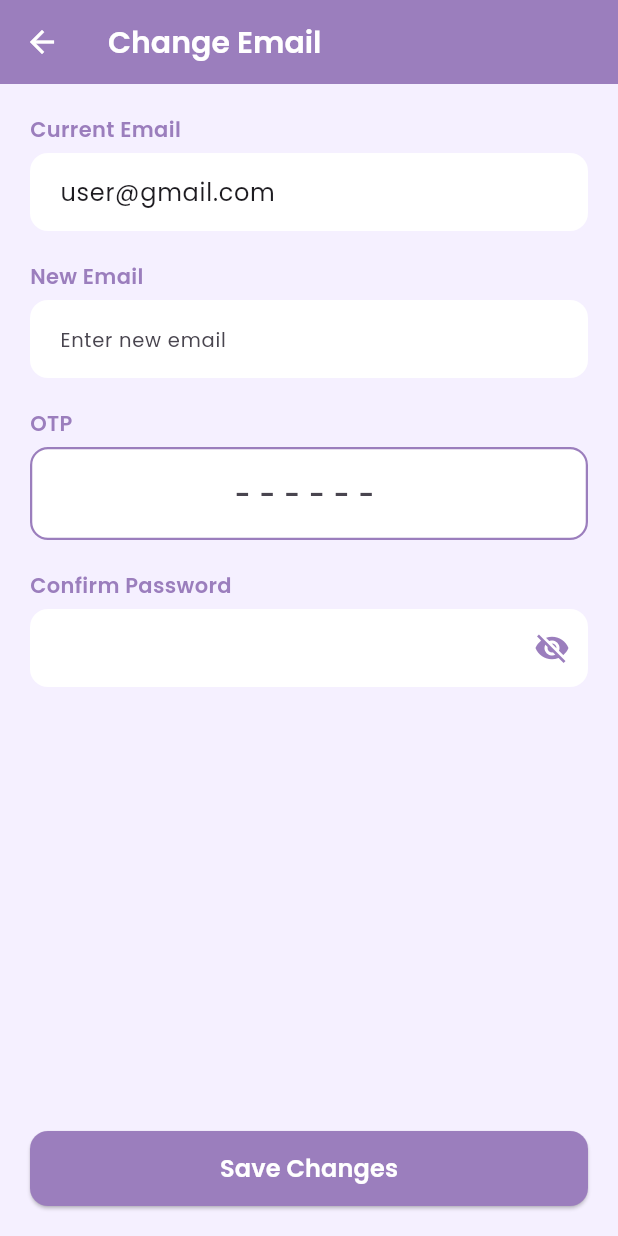
After one commit to IrghimKurniawan/Snap_Journal, a Flutter app: the ChangeEmail screen opened directly, on a phone screen of 412 x 824 dp. The commit adds this screen. Run offline on Flutter 3.47's test engine with Material 3 defaults, Android fonts, the phone set to English and light mode, and no system bars; our stand-ins replace google_fonts, toggle_switch.

Commit message:
change email pw

```diff
--- /dev/null
+++ b/lib/additional pages/change_email.dart
@@ -0,0 +1,198 @@
+import 'package:flutter/material.dart';
+import 'package:google_fonts/google_fonts.dart';
+
+class ChangeEmail extends StatefulWidget {
+  const ChangeEmail({super.key});
+
+  @override
+  State<ChangeEmail> createState() => _ChangeEmailState();
+}
+
+class _ChangeEmailState extends State<ChangeEmail> {
+  final TextEditingController currentEmailController = TextEditingController(
+    text: "user@gmail.com",
+  );
+
+  final TextEditingController newEmailController = TextEditingController();
+  final TextEditingController otpController = TextEditingController();
+  final TextEditingController passwordController = TextEditingController();
+
+  bool obscurePassword = true;
+
+  final Color primaryColor = const Color(0xFF9B7EBD);
+  final Color backgroundColor = const Color(0xFFF5F0FF);
+
+  @override
+  Widget build(BuildContext context) {
+    return Scaffold(
+      backgroundColor: backgroundColor,
+      appBar: AppBar(
+        backgroundColor: primaryColor,
+        elevation: 0,
+        iconTheme: const IconThemeData(color: Colors.white),
+        title: Text(
+          'Change Email',
+          style: GoogleFonts.poppins(
+            fontSize: 20,
+            fontWeight: FontWeight.w600,
+            color: Colors.white,
+          ),
+        ),
+      ),
+      body: Padding(
+        padding: const EdgeInsets.all(20),
+        child: Column(
+          crossAxisAlignment: CrossAxisAlignment.start,
+          children: [
+            /// CURRENT EMAIL
+            _buildLabel("Current Email"),
+            const SizedBox(height: 6),
+            TextField(
+              controller: currentEmailController,
+              readOnly: true,
+              style: GoogleFonts.poppins(),
+              decoration: InputDecoration(
+                filled: true,
+                fillColor: Colors.white,
+                contentPadding: const EdgeInsets.symmetric(
+                  horizontal: 16,
+                  vertical: 14,
+                ),
+                border: OutlineInputBorder(
+                  borderRadius: BorderRadius.circular(12),
+                  borderSide: BorderSide.none,
+                ),
+              ),
+            ),
+
+            const SizedBox(height: 20),
+
+            /// NEW EMAIL
+            _buildLabel("New Email"),
+            const SizedBox(height: 6),
+            TextField(
+              controller: newEmailController,
+              keyboardType: TextInputType.emailAddress,
+              style: GoogleFonts.poppins(),
+              decoration: InputDecoration(
+                filled: true,
+                fillColor: Colors.white,
+                hintText: "Enter new email",
+                hintStyle: GoogleFonts.poppins(fontSize: 13),
+                contentPadding: const EdgeInsets.symmetric(
+                  horizontal: 16,
+                  vertical: 14,
+                ),
+                border: OutlineInputBorder(
+                  borderRadius: BorderRadius.circular(12),
+                  borderSide: BorderSide.none,
+                ),
+              ),
+            ),
+
+            const SizedBox(height: 20),
+            _buildLabel("OTP"),
+            const SizedBox(height: 6),
+            TextField(
+              controller: otpController,
+              keyboardType: TextInputType.number,
+              maxLength: 6,
+              textAlign: TextAlign.center,
+              style: GoogleFonts.poppins(
+                fontSize: 20,
+                fontWeight: FontWeight.w600,
+                letterSpacing: 6, // biar renggang kayak OTP
+              ),
+              decoration: InputDecoration(
+                counterText: "", // hilangin 0/6
+                filled: true,
+                fillColor: Colors.white,
+                hintText: "------",
+                hintStyle: GoogleFonts.poppins(fontSize: 18, letterSpacing: 6),
+                contentPadding: const EdgeInsets.symmetric(vertical: 16),
+                enabledBorder: OutlineInputBorder(
+                  borderRadius: BorderRadius.circular(12),
+                  borderSide: BorderSide(color: Color(0xFF9B7EBD), width: 1.5),
+                ),
+                focusedBorder: OutlineInputBorder(
+                  borderRadius: BorderRadius.circular(12),
+                  borderSide: BorderSide(color: Color(0xFF9B7EBD), width: 2.5),
+                ),
+              ),
+            ),
+            const SizedBox(height: 20),
+
+            /// PASSWORD CONFIRMATION
+            _buildLabel("Confirm Password"),
+            const SizedBox(height: 6),
+            TextField(
+              controller: passwordController,
+              obscureText: obscurePassword,
+              style: GoogleFonts.poppins(),
+              decoration: InputDecoration(
+                filled: true,
+                fillColor: Colors.white,
+                contentPadding: const EdgeInsets.symmetric(
+                  horizontal: 16,
+                  vertical: 14,
+                ),
+                border: OutlineInputBorder(
+                  borderRadius: BorderRadius.circular(12),
+                  borderSide: BorderSide.none,
+                ),
+                suffixIcon: IconButton(
+                  icon: Icon(
+                    obscurePassword ? Icons.visibility_off : Icons.visibility,
+                    color: primaryColor,
+                  ),
+                  onPressed: () {
+                    setState(() {
+                      obscurePassword = !obscurePassword;
+                    });
+                  },
+                ),
+              ),
+            ),
+
+            const Spacer(),
+
+            /// SAVE BUTTON
+            SizedBox(
+              width: double.infinity,
+              height: 50,
+              child: ElevatedButton(
+                style: ElevatedButton.styleFrom(
+                  backgroundColor: primaryColor,
+                  shape: RoundedRectangleBorder(
+                    borderRadius: BorderRadius.circular(12),
+                  ),
+                ),
+                onPressed: () {
+                  print("Save Email Clicked");
+                },
+                child: Text(
+                  "Save Changes",
+                  style: GoogleFonts.poppins(
+                    fontWeight: FontWeight.w600,
+                    color: Colors.white,
+                    fontSize: 16,
+                  ),
+                ),
+              ),
+            ),
+          ],
+        ),
+      ),
+    );
+  }
+
+  Widget _buildLabel(String text) {
+    return Text(
+      text,
+      style: GoogleFonts.poppins(
+        fontWeight: FontWeight.w600,
+        color: primaryColor,
+      ),
+    );
+  }
+}
--- a/lib/pages/profile.dart
+++ b/lib/pages/profile.dart
@@ -7,6 +7,7 @@ import 'package:snap_journal/pages/journal.dart';
 import 'package:snap_journal/pages/new_journal.dart';
 import 'package:snap_journal/pages/account_info.dart';
 import 'package:snap_journal/pages/privacy_policy.dart';
+import 'package:snap_journal/pages/themes.dart';
 
 class ProfilePage extends StatefulWidget {
   const ProfilePage({super.key});
@@ -185,7 +186,7 @@ class _ProfilePageState extends State<ProfilePage> {
                         // THEMES
                         GestureDetector(
                           onTap: () {
-                            print("Themes");
+                           Navigator.push(context, MaterialPageRoute(builder: (_)=>Themes()));
                           },
                           child: Row(
                             children: [
--- a/pubspec.yaml
+++ b/pubspec.yaml
@@ -37,6 +37,7 @@ dependencies:
   google_fonts: ^8.0.2
   intl: ^0.20.2
   flutter_quill: ^11.5.0
+  toggle_switch: ^2.3.0
 
 dev_dependencies:
   flutter_test:
```
Also changed, not shown: lib/additional pages/change_password.dart (added, +161 -0 lines), lib/pages/account_info.dart (+42 -4 lines), lib/pages/themes.dart (added, +100 -0 lines), pubspec.lock.
